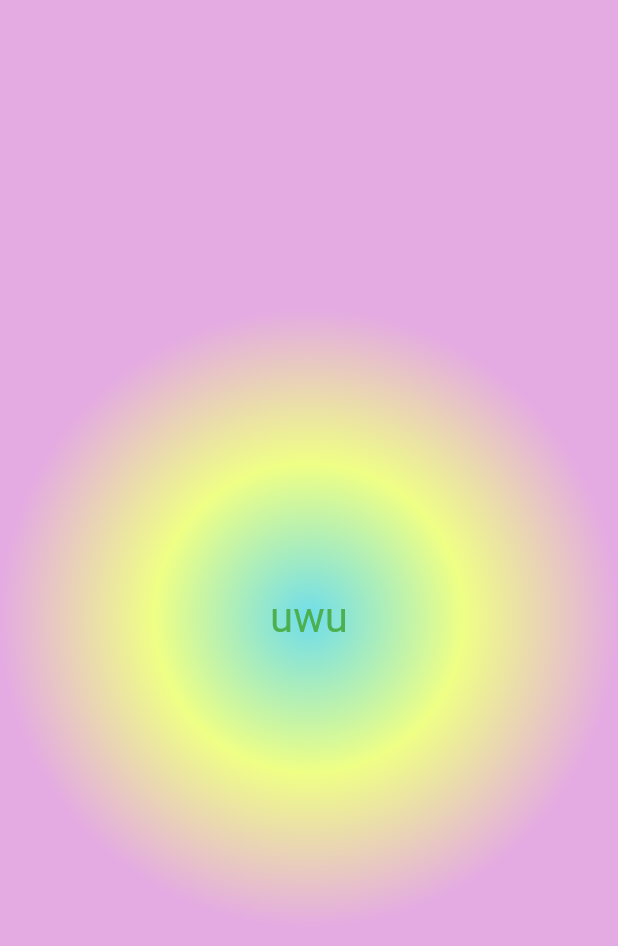
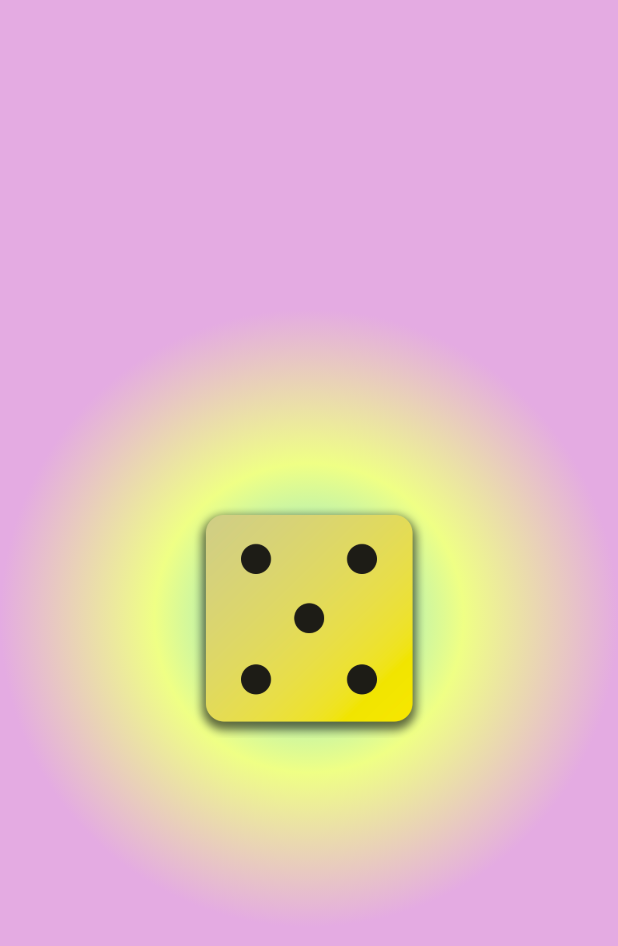
Before and after one commit to gabriela035/Flutter-RollDice_app, a Flutter app: the screen it shows after launch, on a phone screen of 412 x 824 dp. Shown: the top 946 px of the screen. Run offline on Flutter 3.47's test engine with Material 2 defaults, Android fonts, the phone set to English and light mode, and no system bars.

```diff
--- a/lib/gradient_container.dart
+++ b/lib/gradient_container.dart
@@ -1,4 +1,4 @@
-import 'package:first_app/text.dart';
+//import 'package:first_app/text.dart';
 import 'package:flutter/material.dart';
 
 class GradientContainer extends StatelessWidget {
@@ -22,7 +22,12 @@ class GradientContainer extends StatelessWidget {
           ],
         ),
       ),
-      child: const Center(child: TextEdit('uwu')),
+      child: Center(
+        child: Image.asset(
+          'assets/images/dice-5.png',
+          width: 160,
+        ),
+      ),
     );
   }
 }
```
Also changed, not shown: pubspec.yaml (+7 -3 lines), assets/images/dice-1.png (added), assets/images/dice-2.png (added), assets/images/dice-3.png (added), assets/images/dice-4.png (added), assets/images/dice-5.png (added), assets/images/dice-6.png (added).
